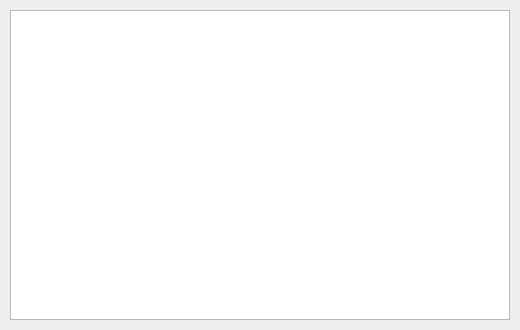
sasuke5055/Python-messenger1, file Frontend/Main/UiFiles/Friends_invitations_window.ui: the form before one commit.
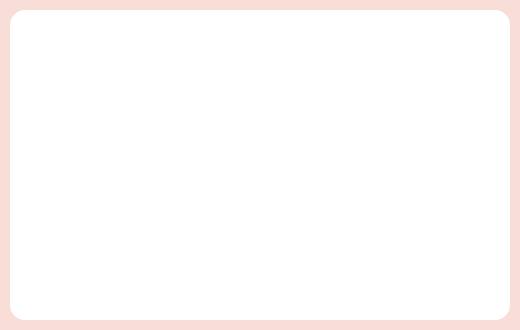
The form after the commit.

Commit message: style: add style to all ui windows

Diff of the .ui file:
```diff
--- a/Frontend/Main/UiFiles/Friends_invitations_window.ui
+++ b/Frontend/Main/UiFiles/Friends_invitations_window.ui
@@ -13,6 +13,19 @@
   <property name="windowTitle">
    <string>Zaproszenia</string>
   </property>
+  <property name="styleSheet">
+   <string notr="true">#MainWindow{
+background-color: rgb(248, 222, 214);
+}
+#centralwidget{
+background-color: rgb(248, 222, 214);
+}
+#listWidget_invitations{
+border-radius: 15px;
+font: &quot;Routed Gothic&quot;;
+background-color:white
+}</string>
+  </property>
   <widget class="QWidget" name="centralwidget">
    <widget class="QListWidget" name="listWidget_invitations">
     <property name="geometry">
```
The commit also changes 8 other files.
